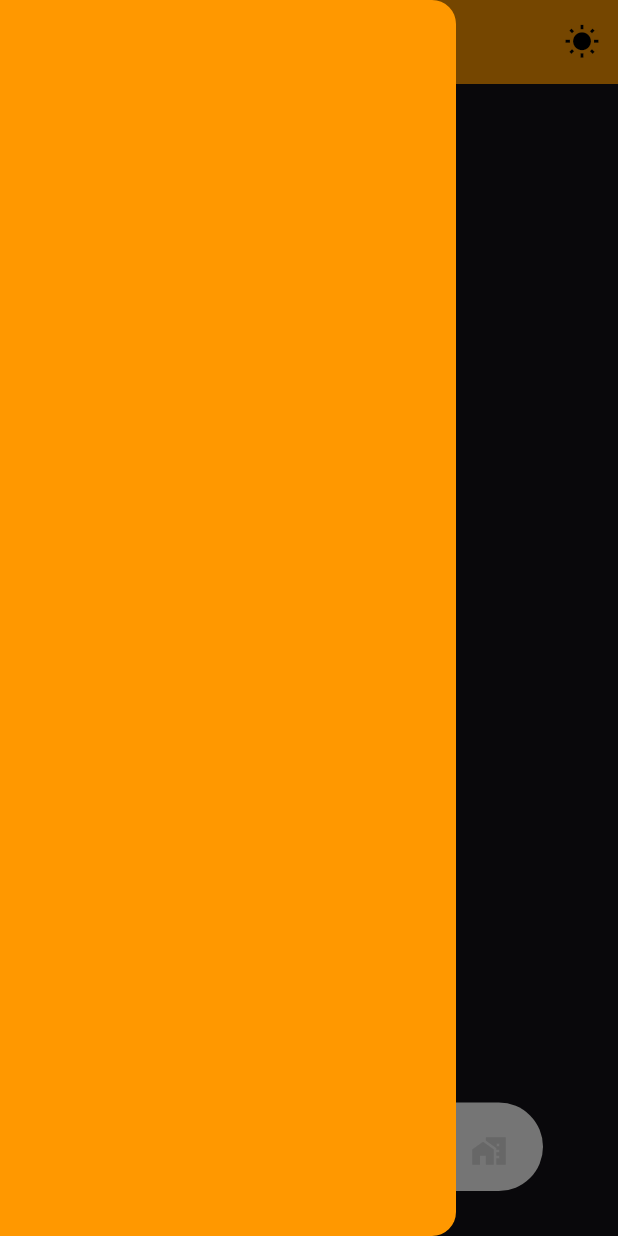
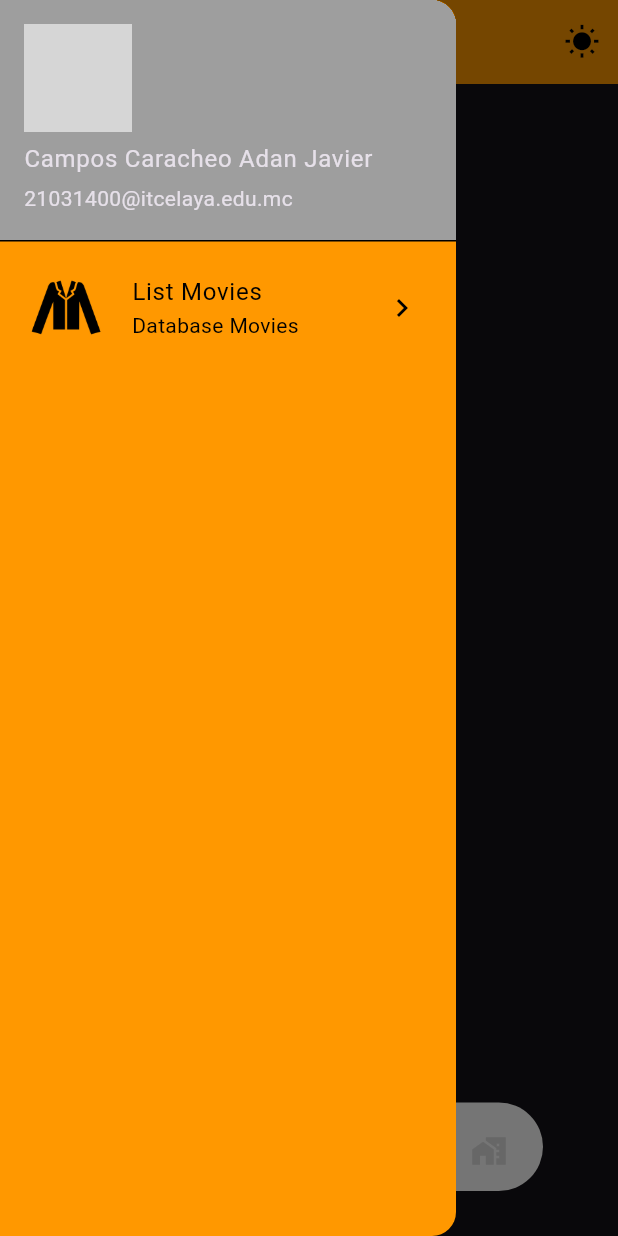
Before and after one commit to CaracheoAdan/MovilesFlutter, a Flutter app: the HomeScreen screen opened by its route, with the side drawer open, on a phone screen of 412 x 824 dp. Run offline on Flutter 3.47's test engine with Material 3 defaults, Android fonts, the phone set to English and light mode, and no system bars; drawn by our look-alikes of dot_navigation_bar; our stand-ins replace email_validator, image_picker, lottie, sqflite; accounts and stored records are empty; network calls fail; grey boxes are pictures that could not be loaded.

Commit message:
Panel derecho con el nombre y foto
En el home

```diff
--- a/lib/main.dart
+++ b/lib/main.dart
@@ -5,6 +5,7 @@ import 'package:movilesejmplo1/screens/login_screen.dart';
 import 'package:movilesejmplo1/screens/register_screen.dart';
 import 'package:movilesejmplo1/utils/theme_app.dart';
 import 'package:movilesejmplo1/utils/value_listener.dart';
+import 'package:movilesejmplo1/screens/list_movies.dart';
 
 void main() {
   runApp(const MyApp());
@@ -23,6 +24,7 @@ class MyApp extends StatelessWidget {
           routes: {
             "/login" : (context) => LoginScreen(),
             "/home": (context) => HomeScreen(),
+            "/listdb" : (context) => const ListMovies(),
             "/challenge" : (context) => ChallengeScreen(),
             "/register" : (context) => RegisterScreen(),
           },
--- a/lib/screens/home_screen.dart
+++ b/lib/screens/home_screen.dart
@@ -48,7 +48,26 @@ class _HomeScreenState extends State<HomeScreen> {
           ),
         ],
       ),
-      drawer: const Drawer(),
+        drawer: Drawer(
+        child: ListView(
+          children: [
+            const UserAccountsDrawerHeader(
+              accountName: Text('Campos Caracheo Adan Javier'),
+              accountEmail: Text('21031400@itcelaya.edu.mc'),
+              currentAccountPicture: CircleAvatar(
+                backgroundImage: NetworkImage('https://i.pravatar.cc/300'),
+              ),
+            ),
+            ListTile(
+              leading: Image.asset('assets/IconElegant.png'),
+              title: Text('List Movies'),
+              subtitle: Text('Database Movies'),
+              trailing: Icon(Icons.chevron_right),
+              onTap: () => Navigator.pushNamed(context,"/listdb"),
+            )
+          ],
+        ),
+      ),
       body: Stack(
       ),
       bottomNavigationBar: Padding(
```
Also changed, not shown: lib/database/movies_databases.dart (+19 -18 lines), lib/models/movie_dao.dart (+5 -4 lines), lib/screens/list_movies.dart (added, +49 -0 lines), assets/IconElegant.png (added).
